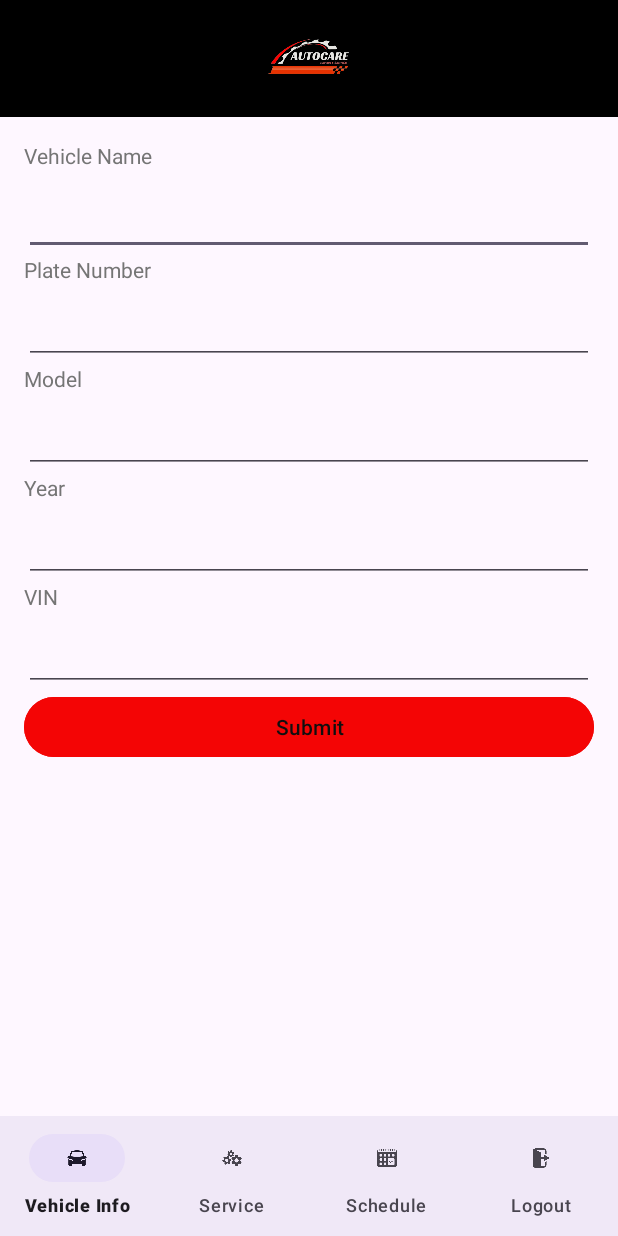
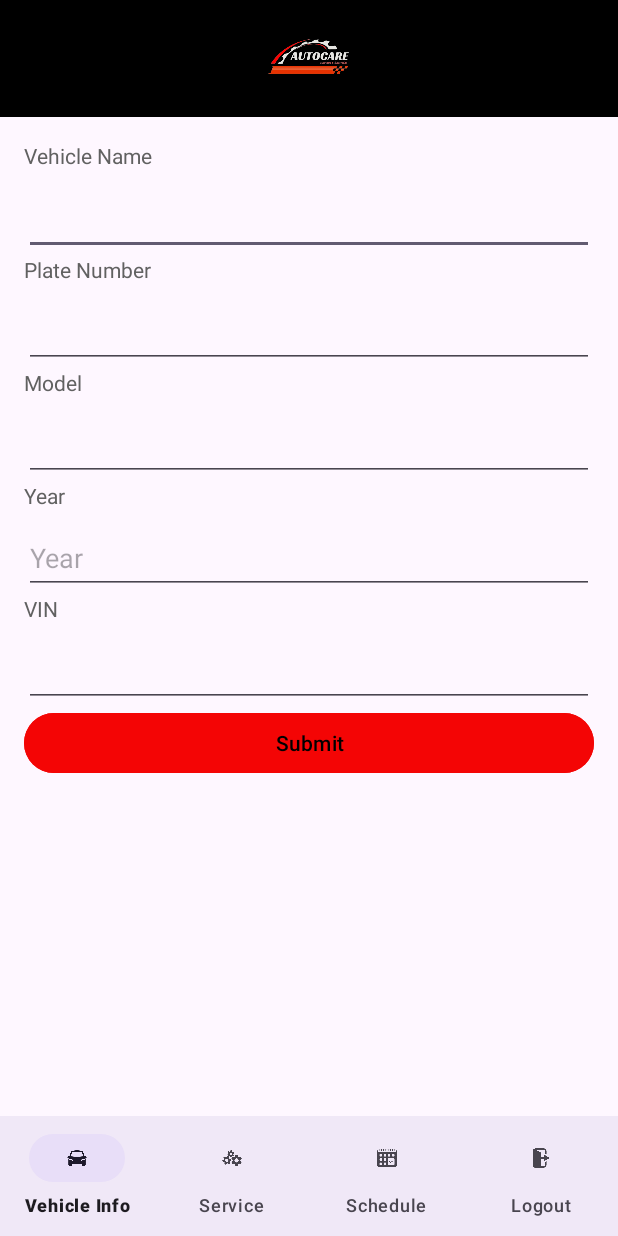
Before and after one commit to elycuaton/Car_maintenance_mobile_app_project, an Android app: the Information screen opened directly, with no data from a screen before it, on a phone screen of 412 x 824 dp. Run offline under Robolectric (Android 15) with nearby library versions, the phone set to English and light mode, and no system bars.

Commit message:
Update activity_information.xml

```diff
--- a/CarMaintenanceApp/app/src/main/res/layout/activity_information.xml
+++ b/CarMaintenanceApp/app/src/main/res/layout/activity_information.xml
@@ -7,7 +7,7 @@
         android:layout_height="match_parent"
         tools:context=".MainActivity">
 
-        <com.google.android.material.bottomnavigation.BottomNavigationView
+    <com.google.android.material.bottomnavigation.BottomNavigationView
         android:id="@+id/bottom_navigation"
         android:layout_width="match_parent"
         android:layout_height="wrap_content"
@@ -15,7 +15,9 @@
         android:background="?android:attr/windowBackground"
         app:itemIconSize="32dp"
         app:labelVisibilityMode="labeled"
-        app:menu="@menu/bottom_nav_menu"/>
+        app:layout_constraintEnd_toEndOf="parent"
+        app:layout_constraintStart_toStartOf="parent"
+        app:menu="@menu/bottom_nav_menu" />
 
     <androidx.appcompat.widget.Toolbar
         android:id="@+id/toolbar"
@@ -36,7 +38,7 @@
 
     <ScrollView
         android:layout_width="match_parent"
-        android:layout_height="647dp"
+        android:layout_height="645dp"
         android:layout_marginTop="78dp"
         app:layout_constraintBottom_toTopOf="@id/bottom_navigation"
         app:layout_constraintTop_toBottomOf="@+id/toolbar">
@@ -52,7 +54,7 @@
                 android:layout_height="wrap_content"
                 android:layout_marginBottom="1dp"
                 android:text="@string/vehicle_name_hint"
-                android:textColor="@color/darkGray"
+                android:textColor="#616161"
                 android:textSize="14sp" />
 
             <EditText
@@ -60,19 +62,20 @@
                 android:layout_width="match_parent"
                 android:layout_height="wrap_content"
                 android:layout_marginTop="1dp"
-
+                android:hint="@string/hint"
                 android:importantForAutofill="no"
                 android:inputType="textPersonName"
                 android:padding="16dp"
                 android:textColorHint="@color/darkGray"
-                android:textSize="16sp" />
+                android:textSize="16sp"
+                tools:ignore="SpeakableTextPresentCheck" />
 
             <TextView
                 android:layout_width="match_parent"
                 android:layout_height="wrap_content"
                 android:layout_marginBottom="8dp"
                 android:text="@string/plate_number"
-                android:textColor="@color/darkGray"
+                android:textColor="#616161"
                 android:textSize="14sp" />
 
 
@@ -81,19 +84,20 @@
                 android:layout_width="match_parent"
                 android:layout_height="wrap_content"
                 android:autofillHints=""
-
+                android:hint="@string/hint"
                 android:inputType="text"
                 android:maxLength="10"
                 android:maxLines="1"
+                android:minHeight="48dp"
                 android:textColor="#121010"
-                tools:ignore="TextFields" />
+                tools:ignore="TextFields,SpeakableTextPresentCheck" />
 
             <TextView
                 android:layout_width="match_parent"
                 android:layout_height="wrap_content"
                 android:layout_marginBottom="8dp"
                 android:text="@string/model"
-                android:textColor="@color/darkGray"
+                android:textColor="#616161"
                 android:textSize="14sp" />
 
             <EditText
@@ -101,49 +105,55 @@
                 android:layout_width="match_parent"
                 android:layout_height="wrap_content"
                 android:autofillHints=""
-
+                android:hint="@string/hint"
                 android:inputType="text"
                 android:maxLength="10"
                 android:maxLines="1"
-                android:textColor="#121010" />
+                android:minHeight="48dp"
+                android:textColor="#121010"
+                tools:ignore="SpeakableTextPresentCheck" />
 
             <TextView
                 android:layout_width="match_parent"
                 android:layout_height="wrap_content"
                 android:layout_marginBottom="8dp"
                 android:text="@string/year"
-                android:textColor="@color/darkGray"
+                android:textColor="#616161"
                 android:textSize="14sp" />
 
             <EditText
                 android:id="@+id/year"
                 android:layout_width="match_parent"
                 android:layout_height="wrap_content"
-
+                android:hint="@string/year"
                 android:importantForAutofill="no"
                 android:inputType="text"
                 android:maxLength="10"
                 android:maxLines="1"
-                android:textColor="#121010" />
+                android:minHeight="48dp"
+                android:textColor="#121010"
+                tools:ignore="DuplicateSpeakableTextCheck" />
 
             <TextView
                 android:layout_width="match_parent"
                 android:layout_height="wrap_content"
                 android:layout_marginBottom="8dp"
                 android:text="@string/vehicle_vin_hint"
-                android:textColor="@color/darkGray"
+                android:textColor="#616161"
                 android:textSize="14sp" />
 
             <EditText
                 android:id="@+id/vin"
                 android:layout_width="match_parent"
                 android:layout_height="wrap_content"
-
+                android:hint="@string/hint"
                 android:importantForAutofill="no"
                 android:inputType="text"
                 android:maxLength="10"
                 android:maxLines="1"
-                android:textColor="#121010" />
+                android:minHeight="48dp"
+                android:textColor="#121010"
+                tools:ignore="SpeakableTextPresentCheck" />
 
             <Button
                 android:id="@+id/submitVehicleInfo"
@@ -151,7 +161,7 @@
                 android:layout_height="wrap_content"
                 android:backgroundTint="#F40505"
                 android:text="@string/submit"
-                android:textColor="#100F0F" />
+                android:textColor="#000000" />
         </LinearLayout>
     </ScrollView>
 
```
